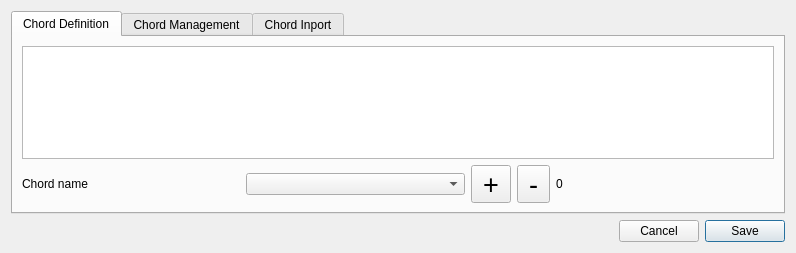
This is dialogchorddefinition.ui in jpcima/chordv as Qt 5 draws it before an edit. The edited form follows.
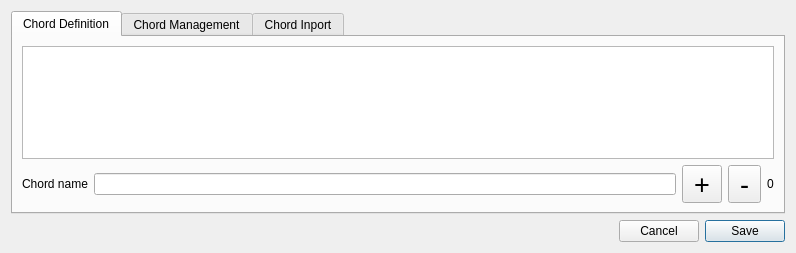
This is the edited form. Custom widgets are drawn as their Qt base class.

Commit message: Implementation of ChordDetector

Patch:
```diff
--- a/dialogchorddefinition.ui
+++ b/dialogchorddefinition.ui
@@ -48,7 +48,7 @@
               </widget>
              </item>
              <item>
-              <widget class="QComboBox" name="comboBox"/>
+              <widget class="QLineEdit" name="lineEditChord"/>
              </item>
              <item>
               <widget class="QToolButton" name="toolButton">
```
Left out of the diff: 10 changed lines with no effect on the pictures. The commit also changes 7 other files.
